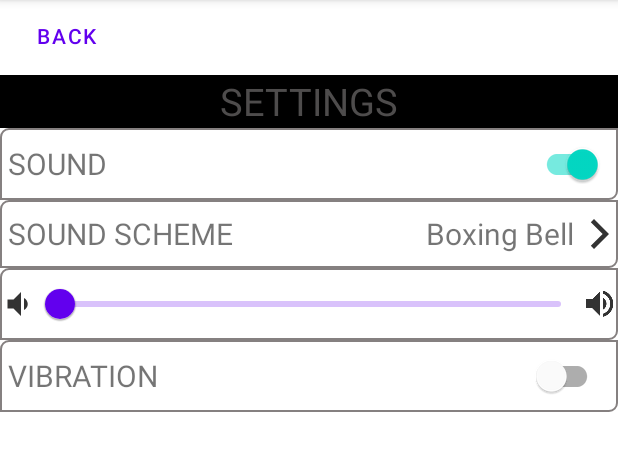
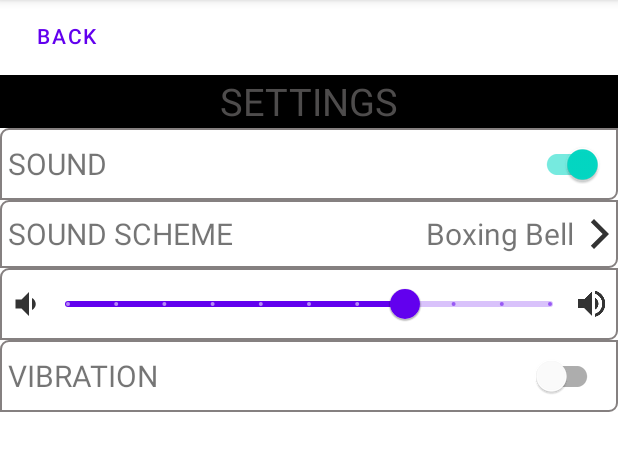
Before and after one commit to ps160202/Workout-Timer, an Android app: the screen it shows after launch (Settings), after a tap on an icon or button, on a phone screen of 412 x 824 dp, the part 84-555 px from its top. Run offline under Robolectric (Android 15) with nearby library versions, the light colour scheme and no system bars.

Commit message:
Added Setting variables to main

```diff
--- a/app/src/main/java/com/example/workouttimer/MainActivity.java
+++ b/app/src/main/java/com/example/workouttimer/MainActivity.java
@@ -25,6 +25,9 @@ public class MainActivity extends AppCompatActivity {
 
     private long totalTimeVar;
 
+    private boolean soundOnVar;
+    private boolean vibrationOnVar;
+
     private ImageButton setTimeButton;
     private ImageButton settingsButton;
     private Button startButton;
@@ -49,7 +52,10 @@ public class MainActivity extends AppCompatActivity {
         cyclesVar = SetTime.getCyclesVar();
         rbcVar = SetTime.getRbcVar();
 
-        totalTimeVar = prepareTimeVar + (((workTimeVar + restTimeVar) * roundsVar) * cyclesVar);
+        soundOnVar = Settings.isSoundOn();
+        vibrationOnVar = Settings.isVibrationOn();
+
+        totalTimeVar = prepareTimeVar + (workTimeVar * roundsVar * cyclesVar) + (restTimeVar * cyclesVar * (roundsVar - 1)) + (rbcVar * (cyclesVar-1));
 
         setTimeButton = findViewById(R.id.setTimeOptButton);
         settingsButton = findViewById(R.id.settingsButton);
--- a/app/src/main/java/com/example/workouttimer/Settings.java
+++ b/app/src/main/java/com/example/workouttimer/Settings.java
@@ -5,12 +5,31 @@ import androidx.appcompat.app.AppCompatActivity;
 import android.content.Intent;
 import android.os.Bundle;
 import android.view.View;
+import android.widget.RelativeLayout;
 
 import com.google.android.material.button.MaterialButton;
+import com.google.android.material.slider.Slider;
+import com.google.android.material.switchmaterial.SwitchMaterial;
 
 public class Settings extends AppCompatActivity {
 
     private MaterialButton backButton;
+    private SwitchMaterial soundOnSwitch;
+    private SwitchMaterial vibrationOnSwitch;
+    private RelativeLayout soundScheme;
+    private Slider volumeSlider;
+
+    private static boolean soundOn = true;
+    private static boolean vibrationOn = false;
+    private static float volume = 70.0F;
+
+    public static boolean isSoundOn() {
+        return soundOn;
+    }
+
+    public static boolean isVibrationOn() {
+        return vibrationOn;
+    }
 
     @Override
     protected void onCreate(Bundle savedInstanceState) {
@@ -18,6 +37,10 @@ public class Settings extends AppCompatActivity {
         setContentView(R.layout.activity_settings);
 
         backButton = findViewById(R.id.backButton);
+        soundOnSwitch = findViewById(R.id.soundOnSwitch);
+        vibrationOnSwitch = findViewById(R.id.vibrationOnSwitch);
+        soundScheme = findViewById(R.id.soundOptionsLayout);
+        volumeSlider = findViewById(R.id.volumeSlider);
 
         backButton.setOnClickListener(new View.OnClickListener() {
             @Override
--- a/app/src/main/res/layout/activity_settings.xml
+++ b/app/src/main/res/layout/activity_settings.xml
@@ -49,11 +49,12 @@
             android:textSize="20dp" />
 
         <com.google.android.material.switchmaterial.SwitchMaterial
+            android:id="@+id/soundOnSwitch"
             android:layout_width="wrap_content"
             android:layout_height="wrap_content"
             android:layout_alignParentRight="true"
             android:layout_marginRight="10dp"
-            android:checked="true"/>
+            android:checked="true" />
 
     </RelativeLayout>
 
@@ -68,10 +69,10 @@
             android:id="@+id/prepareTextLabel"
             android:layout_width="wrap_content"
             android:layout_height="wrap_content"
+            android:layout_centerVertical="true"
+            android:layout_marginLeft="5dp"
             android:text="SOUND SCHEME"
-            android:textSize="20dp"
-            android:layout_marginLeft="5dp"
-            android:layout_centerVertical="true"/>
+            android:textSize="20dp" />
 
         <TextView
             android:id="@+id/prepareTimeDisplay"
@@ -105,13 +106,19 @@
             android:layout_width="wrap_content"
             android:layout_height="wrap_content"
             android:src="@drawable/ic_volume_down"
-            android:layout_centerVertical="true"/>
+            android:layout_centerVertical="true"
+            android:layout_marginLeft="5dp"/>
 
         <com.google.android.material.slider.Slider
+            android:id="@+id/volumeSlider"
             android:layout_width="match_parent"
             android:layout_height="wrap_content"
+            android:layout_toLeftOf="@+id/volumeUpImage"
             android:layout_toRightOf="@id/volumeDownImage"
-            android:layout_toLeftOf="@+id/volumeUpImage"/>
+            android:stepSize="10.0"
+            android:value="70.0"
+            android:valueFrom="0.0"
+            android:valueTo="100.0" />
 
         <ImageView
             android:id="@+id/volumeUpImage"
@@ -119,7 +126,8 @@
             android:layout_height="wrap_content"
             android:src="@drawable/ic_volume_up"
             android:layout_alignParentRight="true"
-            android:layout_centerVertical="true"/>
+            android:layout_centerVertical="true"
+            android:layout_marginRight="5dp"/>
     </RelativeLayout>
 
     <RelativeLayout
@@ -139,6 +147,7 @@
             android:textSize="20dp" />
 
         <com.google.android.material.switchmaterial.SwitchMaterial
+            android:id="@+id/vibrationOnSwitch"
             android:layout_width="wrap_content"
             android:layout_height="wrap_content"
             android:layout_alignParentRight="true"
```
Also changed, not shown: app/src/main/java/com/example/workouttimer/SetTime.java (+41 -21 lines).
